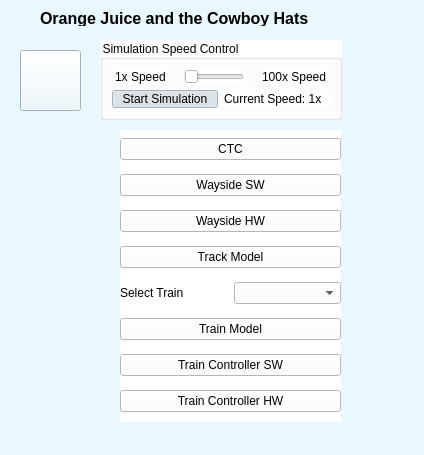
asmithie13/ECE-1140, file MainUI.ui: the form before one commit.
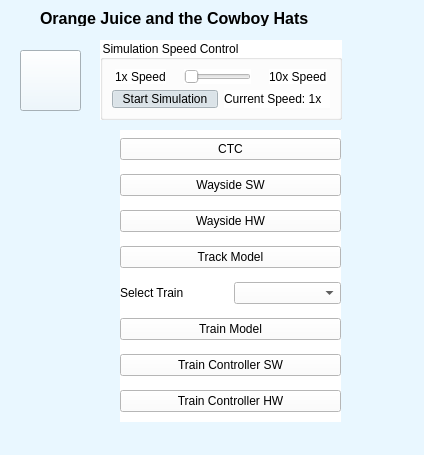
The form after the commit. Icons and pictures are not drawn.

```diff
--- a/MainUI.ui
+++ b/MainUI.ui
@@ -115,9 +115,6 @@
           <number>1</number>
          </property>
          <property name="maximum">
-          <number>100</number>
-         </property>
-         <property name="singleStep">
           <number>10</number>
          </property>
          <property name="orientation">
@@ -134,7 +131,7 @@
 </string>
          </property>
          <property name="text">
-          <string>100x Speed</string>
+          <string>10x Speed</string>
          </property>
         </widget>
        </item>
```
Left out of the diff: 3 changed lines with no effect on the pictures.
